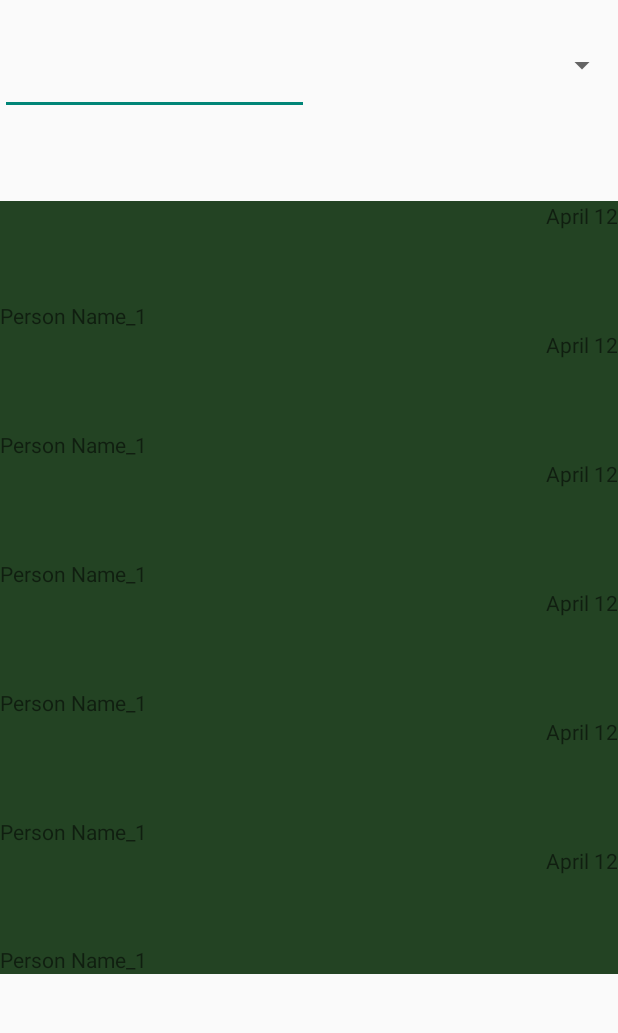
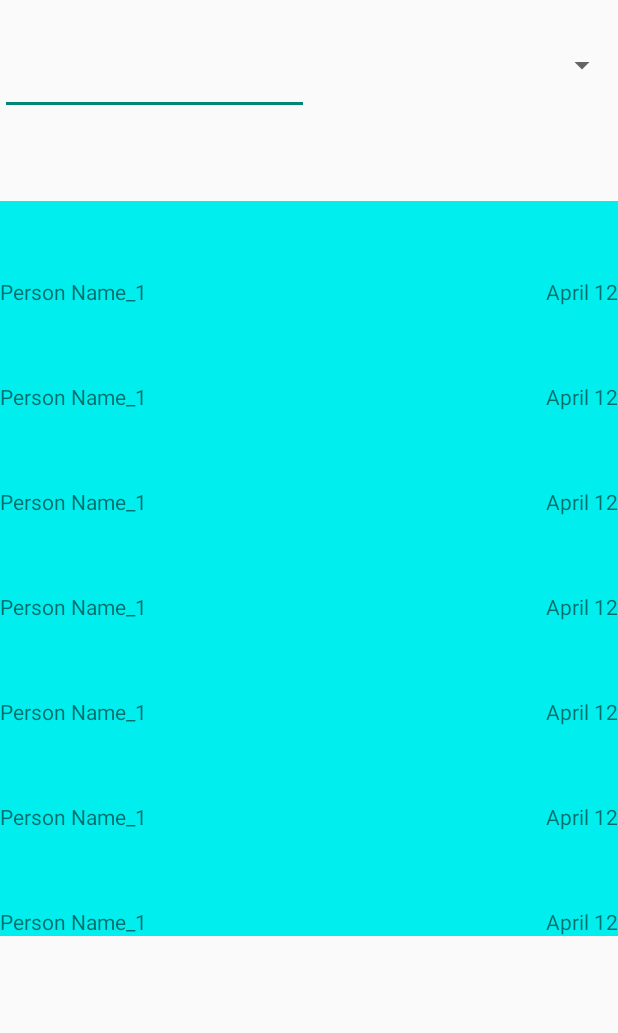
Before and after one commit to GifterHelper/GifterHelper, an Android app: the layout home_layout.xml on its own in the app's theme, with its tools: preview values and no code run, on a phone screen of 412 x 824 dp, the part 107-1140 px from its top. Run offline under Robolectric (Android 15) with nearby library versions, the phone set to English and light mode, and no system bars.

Commit message:
Added skeleton activity class for home page, put logging details for registration page as well as having registration activity load the main activity after successful registration

```diff
--- a/MyApplication/app/src/main/AndroidManifest.xml
+++ b/MyApplication/app/src/main/AndroidManifest.xml
@@ -18,7 +18,10 @@
         <activity
             android:name=".RegisterActivity"
             android:label="@string/app_name" >
-
+        </activity>
+        <activity
+            android:name=".HomeActivity"
+            android:label="@string/app_name" >
         </activity>
     </application>
 
--- /dev/null
+++ b/MyApplication/app/src/main/java/com/example/mitchell/gifterhelper/HomeActivity.java
@@ -0,0 +1,16 @@
+package com.example.mitchell.gifterhelper;
+
+import android.app.Activity;
+import android.os.Bundle;
+
+/**
+ * Created by Ethan on 4/12/2015.
+ */
+public class HomeActivity extends Activity {
+    @Override
+    protected void onCreate(Bundle savedInstanceState) {
+        super.onCreate(savedInstanceState);
+
+        setContentView(R.layout.home_layout);
+    }
+}
--- a/MyApplication/app/src/main/java/com/example/mitchell/gifterhelper/RegisterActivity.java
+++ b/MyApplication/app/src/main/java/com/example/mitchell/gifterhelper/RegisterActivity.java
@@ -1,11 +1,14 @@
 package com.example.mitchell.gifterhelper;
 
 import android.app.Activity;
+import android.content.Intent;
 import android.os.Bundle;
+import android.util.Log;
 import android.view.View;
 import android.widget.Button;
 import android.widget.EditText;
 import android.widget.TextView;
+import android.content.Intent;
 import android.widget.Toast;
 
 /**
@@ -24,24 +27,37 @@ public class RegisterActivity extends Activity {
         register.setOnClickListener(new View.OnClickListener() {
             @Override
             public void onClick(View v) {
+                //Check to see if username and password fields are filled
+                boolean notfilled = false;
                 if(username.getText().length() == 0){
                     Toast.makeText(RegisterActivity.this,"Please enter username",Toast.LENGTH_SHORT).show();
+                    Log.e("GifterHelper","Missing username");
+                    notfilled = true;
                 }
                 if(password.getText().length() == 0 || matchpassword.getText().length() == 0){
                     Toast.makeText(RegisterActivity.this,"Please enter password",Toast.LENGTH_SHORT).show();
+                    Log.e("GifterHelper","Missing password");
+                    notfilled = true;
                 }
-                if(password.getText().toString().equals(matchpassword.getText().toString())){
+                if(!notfilled & password.getText().toString().equals(matchpassword.getText().toString())){
                     //check to see if username has been used
 
                     boolean validUserName = true;
-                    if(validUserName){
-                        //Load main menu
-
+                    if(validUserName) {
+                        //Load login
+                        Log.i("GifterHelper", "Valid Username");
+                        Intent intent = new Intent(RegisterActivity.this,MainActivity.class);
+                        RegisterActivity.this.startActivity(intent);
+                    }else{
+                        Toast.makeText(RegisterActivity.this,"Username taken",Toast.LENGTH_SHORT).show();
+                        Log.e("GifterHelper","Username Taken");
                     }
                 }else{
                     Toast.makeText(RegisterActivity.this,"Passwords do not match",Toast.LENGTH_SHORT).show();
                     //Clear confirmation password
+                    Log.e("GifterHelper","Incorrect Passowrd");
                     matchpassword.setText("");
+                    Log.d("GifterHelper","Cleared match password edittext field");
                 }
             }
         });
--- a/MyApplication/app/src/main/res/layout/home_layout.xml
+++ b/MyApplication/app/src/main/res/layout/home_layout.xml
@@ -36,145 +36,187 @@
             android:layout_weight="1">
         </Spinner>
     </LinearLayout>
-    <LinearLayout
+    <ScrollView
         android:id="@+id/FriendLayout"
         android:layout_width="match_parent"
         android:layout_height="0dp"
         android:orientation="vertical"
         android:layout_weight="5">
+        <LinearLayout
+            android:layout_width="wrap_content"
+            android:layout_height="wrap_content"
+            android:orientation="vertical">
             <RelativeLayout
                 android:layout_width="match_parent"
                 android:layout_height="wrap_content"
-            android:background="#234323"
+                android:background="#ff00efee"
                 android:layout_weight="20">
                 <ImageView
-                android:layout_width="40dp"
-                android:layout_height="40dp"
+                    android:layout_width="70dp"
+                    android:layout_height="70dp"
                     android:layout_alignParentLeft="true"/>
                 <TextView
                     android:text="Person Name_1"
                     android:layout_width="wrap_content"
                     android:layout_height="wrap_content"
                     android:layout_alignParentBottom="true"
+
                     />
                 <TextView
                     android:text="April 12"
                     android:layout_alignParentRight="true"
                     android:layout_width="wrap_content"
                     android:layout_height="wrap_content"
+                    android:layout_alignParentBottom="true"
                     />
             </RelativeLayout>
             <RelativeLayout
                 android:layout_width="match_parent"
                 android:layout_height="wrap_content"
-            android:background="#234323"
+                android:background="#ff00efee"
                 android:layout_weight="20">
                 <ImageView
-                android:layout_width="40dp"
-                android:layout_height="40dp"
+                    android:layout_width="70dp"
+                    android:layout_height="70dp"
                     android:layout_alignParentLeft="true"/>
                 <TextView
                     android:text="Person Name_1"
                     android:layout_width="wrap_content"
                     android:layout_height="wrap_content"
                     android:layout_alignParentBottom="true"
+
                     />
                 <TextView
                     android:text="April 12"
                     android:layout_alignParentRight="true"
                     android:layout_width="wrap_content"
                     android:layout_height="wrap_content"
+                    android:layout_alignParentBottom="true"
                     />
             </RelativeLayout>
             <RelativeLayout
                 android:layout_width="match_parent"
                 android:layout_height="wrap_content"
-            android:background="#234323"
+                android:background="#ff00efee"
                 android:layout_weight="20">
                 <ImageView
-                android:layout_width="40dp"
-                android:layout_height="40dp"
+                    android:layout_width="70dp"
+                    android:layout_height="70dp"
                     android:layout_alignParentLeft="true"/>
                 <TextView
                     android:text="Person Name_1"
                     android:layout_width="wrap_content"
                     android:layout_height="wrap_content"
                     android:layout_alignParentBottom="true"
+
                     />
                 <TextView
                     android:text="April 12"
                     android:layout_alignParentRight="true"
                     android:layout_width="wrap_content"
                     android:layout_height="wrap_content"
+                    android:layout_alignParentBottom="true"
                     />
             </RelativeLayout>
             <RelativeLayout
                 android:layout_width="match_parent"
                 android:layout_height="wrap_content"
-            android:background="#234323"
+                android:background="#ff00efee"
                 android:layout_weight="20">
                 <ImageView
-                android:layout_width="40dp"
-                android:layout_height="40dp"
+                    android:layout_width="70dp"
+                    android:layout_height="70dp"
                     android:layout_alignParentLeft="true"/>
                 <TextView
                     android:text="Person Name_1"
                     android:layout_width="wrap_content"
                     android:layout_height="wrap_content"
                     android:layout_alignParentBottom="true"
+
                     />
                 <TextView
                     android:text="April 12"
                     android:layout_alignParentRight="true"
                     android:layout_width="wrap_content"
                     android:layout_height="wrap_content"
+                    android:layout_alignParentBottom="true"
                     />
             </RelativeLayout>
             <RelativeLayout
                 android:layout_width="match_parent"
                 android:layout_height="wrap_content"
-            android:background="#234323"
+                android:background="#ff00efee"
                 android:layout_weight="20">
                 <ImageView
-                android:layout_width="40dp"
-                android:layout_height="40dp"
+                    android:layout_width="70dp"
+                    android:layout_height="70dp"
                     android:layout_alignParentLeft="true"/>
                 <TextView
                     android:text="Person Name_1"
                     android:layout_width="wrap_content"
                     android:layout_height="wrap_content"
                     android:layout_alignParentBottom="true"
+
                     />
                 <TextView
                     android:text="April 12"
                     android:layout_alignParentRight="true"
                     android:layout_width="wrap_content"
                     android:layout_height="wrap_content"
+                    android:layout_alignParentBottom="true"
                     />
             </RelativeLayout>
             <RelativeLayout
                 android:layout_width="match_parent"
                 android:layout_height="wrap_content"
-            android:background="#234323"
+                android:background="#ff00efee"
                 android:layout_weight="20">
                 <ImageView
-                android:layout_width="40dp"
-                android:layout_height="40dp"
+                    android:layout_width="70dp"
+                    android:layout_height="70dp"
                     android:layout_alignParentLeft="true"/>
                 <TextView
                     android:text="Person Name_1"
                     android:layout_width="wrap_content"
                     android:layout_height="wrap_content"
                     android:layout_alignParentBottom="true"
+
                     />
                 <TextView
                     android:text="April 12"
                     android:layout_alignParentRight="true"
                     android:layout_width="wrap_content"
                     android:layout_height="wrap_content"
+                    android:layout_alignParentBottom="true"
+                    />
+            </RelativeLayout>
+            <RelativeLayout
+                android:layout_width="match_parent"
+                android:layout_height="wrap_content"
+                android:background="#ff00efee"
+                android:layout_weight="20">
+                <ImageView
+                    android:layout_width="70dp"
+                    android:layout_height="70dp"
+                    android:layout_alignParentLeft="true"/>
+                <TextView
+                    android:text="Person Name_1"
+                    android:layout_width="wrap_content"
+                    android:layout_height="wrap_content"
+                    android:layout_alignParentBottom="true"
+
+                    />
+                <TextView
+                    android:text="April 12"
+                    android:layout_alignParentRight="true"
+                    android:layout_width="wrap_content"
+                    android:layout_height="wrap_content"
+                    android:layout_alignParentBottom="true"
                     />
             </RelativeLayout>
         </LinearLayout>
+
+    </ScrollView>
     <LinearLayout
         android:layout_width="wrap_content"
         android:layout_height="0dp"
```
Lines whose indentation alone changed are shown as unchanged.
